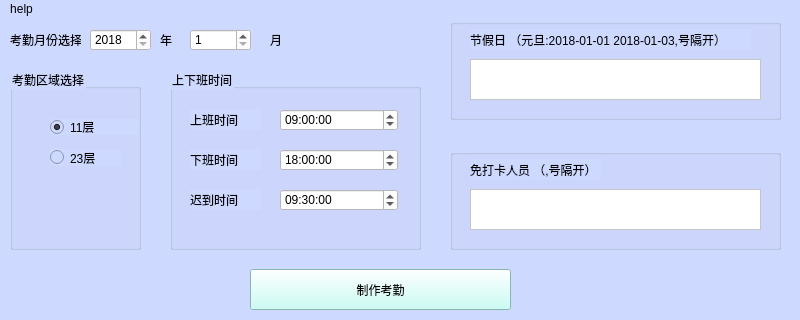
This is attendan.ui in xuyonggit/attendance as Qt 5 draws it before an edit; both pictures show x 0 to 800 and y 0 to 320 of the 800 by 600 pixel window. The edited form follows.
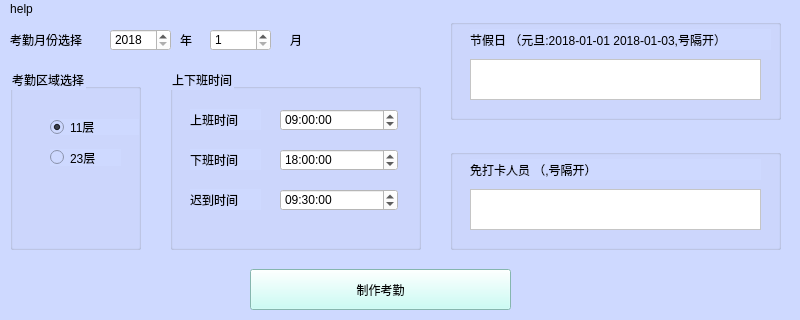
This is the edited form.

Commit message: 修改字体

The edit to the form file:
```diff
--- a/attendan.ui
+++ b/attendan.ui
@@ -233,7 +233,7 @@
    <widget class="QSpinBox" name="cyear">
     <property name="geometry">
      <rect>
-      <x>90</x>
+      <x>110</x>
       <y>10</y>
       <width>61</width>
       <height>22</height>
@@ -255,7 +255,7 @@
    <widget class="QSpinBox" name="cmonth">
     <property name="geometry">
      <rect>
-      <x>190</x>
+      <x>210</x>
       <y>10</y>
       <width>61</width>
       <height>22</height>
@@ -279,7 +279,7 @@
      <rect>
       <x>10</x>
       <y>10</y>
-      <width>71</width>
+      <width>81</width>
       <height>21</height>
      </rect>
     </property>
@@ -294,7 +294,7 @@
    <widget class="QLabel" name="label_7">
     <property name="geometry">
      <rect>
-      <x>160</x>
+      <x>180</x>
       <y>10</y>
       <width>21</width>
       <height>21</height>
@@ -311,7 +311,7 @@
    <widget class="QLabel" name="label_8">
     <property name="geometry">
      <rect>
-      <x>270</x>
+      <x>290</x>
       <y>10</y>
       <width>16</width>
       <height>21</height>
@@ -342,7 +342,7 @@
       <rect>
        <x>20</x>
        <y>10</y>
-       <width>281</width>
+       <width>301</width>
        <height>21</height>
       </rect>
      </property>
@@ -388,7 +388,7 @@
       <rect>
        <x>20</x>
        <y>10</y>
-       <width>131</width>
+       <width>291</width>
        <height>21</height>
       </rect>
      </property>
```
Left out of the diff: 10 changed lines with no effect on the pictures. The commit also changes 2 other files.
